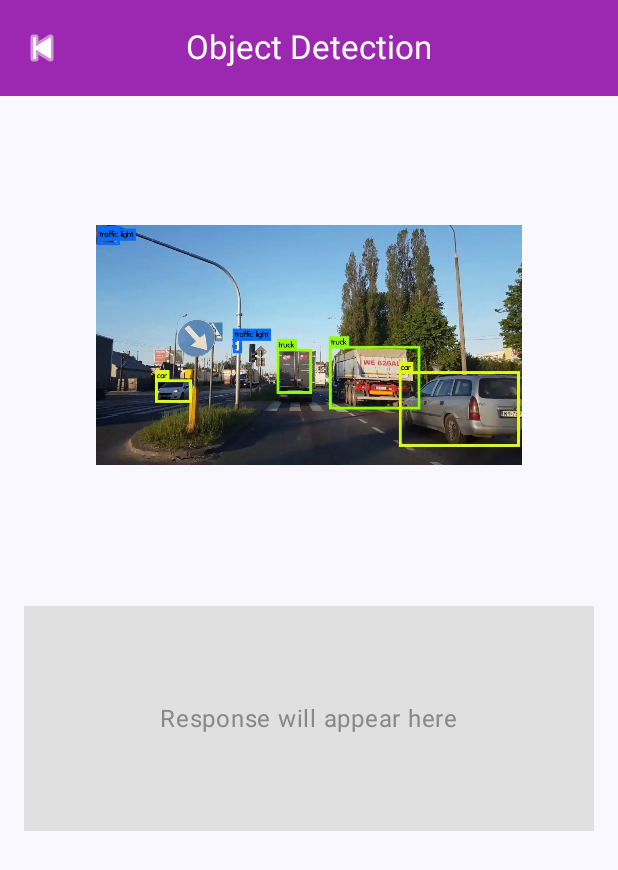
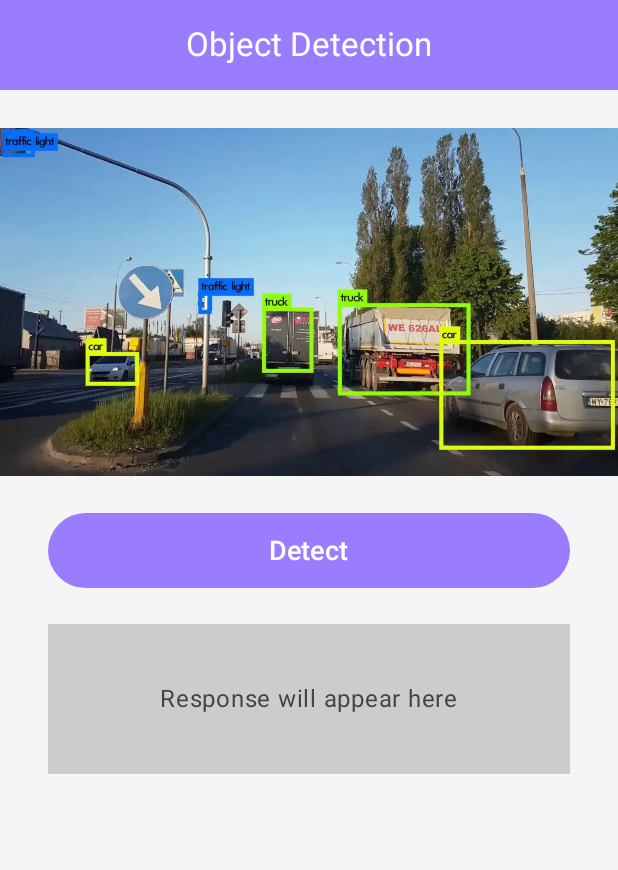
Before and after one commit to MIT-Mentors/smart-sight, an Android app built with Jetpack Compose: the ObjectDetectionScreen screen opened through its navigation route, on a phone screen of 412 x 824 dp. Shown: the top 870 px of the screen. Run offline under Robolectric (Android 15) with nearby library versions, the phone set to English and light mode, and no system bars.

Commit message:
Added DETECT button in Object detection page,purple colour changed,renamed virtual assisstant button with Location sharing,

```diff
--- a/app/build.gradle.kts
+++ b/app/build.gradle.kts
@@ -54,6 +54,8 @@ dependencies {
 
     // Jetpack Navigation for Compose
     implementation("androidx.navigation:navigation-compose:2.7.7")
+    implementation("androidx.compose.material:material-icons-core:1.6.0")
+    implementation("androidx.compose.material:material-icons-extended:1.6.0")
 
     // Testing
     testImplementation(libs.junit)
--- a/app/src/main/java/com/example/smartsight/DocumentReadingScreen.kt
+++ b/app/src/main/java/com/example/smartsight/DocumentReadingScreen.kt
@@ -16,20 +16,12 @@ import androidx.navigation.NavController
 @Composable
 fun DocumentReadingScreen(navController: NavController) {
     Column(modifier = Modifier.fillMaxSize()) {
-        // Top App Bar
+
+        // Top App Bar - without back button
         CenterAlignedTopAppBar(
             title = { Text("Document Reading", color = Color.White) },
-            navigationIcon = {
-                IconButton(onClick = { navController.popBackStack() }) {
-                    Icon(
-                        painter = painterResource(id = android.R.drawable.ic_media_previous),
-                        contentDescription = "Back",
-                        tint = Color.White
-                    )
-                }
-            },
             colors = TopAppBarDefaults.centerAlignedTopAppBarColors(
-                containerColor = Color(0xFF9C27B0)
+                containerColor = Color(0xFF9A7DFF) // Purple
             )
         )
 
@@ -41,18 +33,19 @@ fun DocumentReadingScreen(navController: NavController) {
             horizontalAlignment = Alignment.CenterHorizontally,
             verticalArrangement = Arrangement.Top
         ) {
-            // Sample Image
+            // Sample Image (fits half of the screen width)
             Image(
-                painter = painterResource(id = R.drawable.sample_doc), // Add image in drawable
+                painter = painterResource(id = R.drawable.sample_doc), // Add your image in drawable
                 contentDescription = "Sample Document",
                 modifier = Modifier
-                    .size(250.dp)
+                    .fillMaxWidth()      // Fill the available width
+                    .weight(1f)           // Take up half the vertical space dynamically
                     .padding(8.dp)
             )
 
-            Spacer(modifier = Modifier.height(24.dp))
+            Spacer(modifier = Modifier.height(16.dp))
 
-            // Response Box (empty for now)
+            // Response Box
             Box(
                 modifier = Modifier
                     .fillMaxWidth()
--- a/app/src/main/java/com/example/smartsight/FeaturesScreen.kt
+++ b/app/src/main/java/com/example/smartsight/FeaturesScreen.kt
@@ -2,6 +2,13 @@ package com.example.smartsight
 
 import androidx.compose.foundation.background
 import androidx.compose.foundation.layout.*
+import androidx.compose.foundation.shape.CircleShape
+import androidx.compose.material.icons.Icons
+import androidx.compose.material.icons.filled.Description
+import androidx.compose.material.icons.filled.LocationOn
+import androidx.compose.material.icons.filled.Search
+import androidx.compose.material.icons.filled.Share
+import androidx.compose.material.icons.filled.Warning
 import androidx.compose.material3.*
 import androidx.compose.runtime.Composable
 import androidx.compose.ui.Alignment
@@ -15,14 +22,14 @@ fun FeaturesScreen(navController: NavController) {
     Column(
         modifier = Modifier
             .fillMaxSize()
-            .background(Color(0xFFF5F5F5)), // Light gray background
+            .background(Color(0xFFEFEFEF)), // Light gray background
         horizontalAlignment = Alignment.CenterHorizontally
     ) {
         // Header
         Box(
             modifier = Modifier
                 .fillMaxWidth()
-                .background(Color(0xFF9C27B0)) // Purple header
+                .background(Color(0xFF9A7DFF)) // Purple header
                 .padding(16.dp),
             contentAlignment = Alignment.Center
         ) {
@@ -35,70 +42,79 @@ fun FeaturesScreen(navController: NavController) {
 
         Spacer(modifier = Modifier.height(24.dp))
 
-        // First Row
+        // SOS Button - Center top
+        FeatureButton(
+            text = "SOS",
+            icon = Icons.Default.Warning, // Emergency warning icon
+            onClick = { /* SOS logic here */ }
+        )
+
+        Spacer(modifier = Modifier.height(32.dp))
+
+        // Second Row - Navigation and Object Detection
         Row(
             modifier = Modifier.fillMaxWidth(),
             horizontalArrangement = Arrangement.SpaceEvenly
         ) {
-            FeatureButton("SOS")
-            FeatureButton("Navigation")
+            FeatureButton(
+                text = "Navigation",
+                icon = Icons.Default.LocationOn,
+                onClick = { /* Navigation logic here */ }
+            )
+            FeatureButton(
+                text = "Object Detection",
+                icon = Icons.Default.Search,
+                onClick = { navController.navigate("objectDetection") }
+            )
         }
 
         Spacer(modifier = Modifier.height(32.dp))
 
-        // Second Row
+        // Third Row - Document Reading and Location Sharing
         Row(
             modifier = Modifier.fillMaxWidth(),
             horizontalArrangement = Arrangement.SpaceEvenly
         ) {
-            // Object Detection
-            Button(
-                onClick = { navController.navigate("objectDetection") },
-                modifier = Modifier.size(120.dp),
-                colors = ButtonDefaults.buttonColors(
-                    containerColor = Color(0xFF9C27B0), // Purple background
-                    contentColor = Color.White          // White text
-                )
-            ) {
-                Text("Object Detection")
-            }
-
-            // Document Reading
-            Button(
-                onClick = { navController.navigate("documentReading") },
-                modifier = Modifier.size(120.dp),
-                colors = ButtonDefaults.buttonColors(
-                    containerColor = Color(0xFF9C27B0), // Purple background
-                    contentColor = Color.White          // White text
-                )
-            ) {
-                Text("Document Reading")
-            }
-        }
-
-        Spacer(modifier = Modifier.height(32.dp))
-
-        // Third Row
-        Row(
-            modifier = Modifier.fillMaxWidth(),
-            horizontalArrangement = Arrangement.SpaceEvenly
-        ) {
-            FeatureButton("Location Sharing")
-            FeatureButton("Coming Soon")
+            FeatureButton(
+                text = "Document Reading",
+                icon = Icons.Default.Description, // Document icon
+                onClick = { navController.navigate("documentReading") }
+            )
+            FeatureButton(
+                text = "Location Sharing",
+                icon = Icons.Default.Share,
+                onClick = { /* Location Sharing logic here */ }
+            )
         }
     }
 }
 
 @Composable
-fun FeatureButton(text: String) {
+fun FeatureButton(
+    text: String,
+    icon: androidx.compose.ui.graphics.vector.ImageVector,
+    onClick: () -> Unit
+) {
     Button(
-        onClick = { /* No action for now */ },
+        onClick = onClick,
         modifier = Modifier.size(120.dp),
+        shape = CircleShape,
         colors = ButtonDefaults.buttonColors(
-            containerColor = Color(0xFF9C27B0), // Purple background
+            containerColor = Color(0xFF9A7DFF), // Purple background
             contentColor = Color.White          // White text
         )
     ) {
-        Text(text = text, color = Color.White)
+        Column(
+            horizontalAlignment = Alignment.CenterHorizontally
+        ) {
+            Icon(
+                imageVector = icon,
+                contentDescription = text,
+                modifier = Modifier.size(32.dp),
+                tint = Color.White
+            )
+            Spacer(modifier = Modifier.height(8.dp))
+            Text(text = text, color = Color.White)
+        }
     }
 }
--- a/app/src/main/java/com/example/smartsight/ObjectDetectionScreen.kt
+++ b/app/src/main/java/com/example/smartsight/ObjectDetectionScreen.kt
@@ -1,67 +1,92 @@
 package com.example.smartsight
 
-import androidx.compose.foundation.Image
 import androidx.compose.foundation.background
 import androidx.compose.foundation.layout.*
+import androidx.compose.foundation.Image
 import androidx.compose.material3.*
-import androidx.compose.runtime.Composable
+import androidx.compose.runtime.*
 import androidx.compose.ui.Alignment
 import androidx.compose.ui.Modifier
 import androidx.compose.ui.graphics.Color
 import androidx.compose.ui.res.painterResource
 import androidx.compose.ui.unit.dp
+import androidx.compose.ui.unit.sp
 import androidx.navigation.NavController
 
-@OptIn(ExperimentalMaterial3Api::class)
 @Composable
 fun ObjectDetectionScreen(navController: NavController) {
-    Column(modifier = Modifier.fillMaxSize()) {
-        // Top App Bar
-        CenterAlignedTopAppBar(
-            title = { Text("Object Detection", color = Color.White) },
-            navigationIcon = {
-                IconButton(onClick = { navController.popBackStack() }) {
-                    Icon(
-                        painter = painterResource(id = android.R.drawable.ic_media_previous),
-                        contentDescription = "Back",
-                        tint = Color.White
-                    )
-                }
-            },
-            colors = TopAppBarDefaults.centerAlignedTopAppBarColors(
-                containerColor = Color(0xFF9C27B0)
-            )
-        )
+    // State to hold the detected objects
+    var responseText by remember { mutableStateOf("Response will appear here") }
 
-        // Body Content
     Column(
         modifier = Modifier
             .fillMaxSize()
+            .background(Color(0xFFF5F5F5)),
+        horizontalAlignment = Alignment.CenterHorizontally
+    ) {
+        // Header
+        Box(
+            modifier = Modifier
+                .fillMaxWidth()
+                .background(Color(0xFF9A7DFF))
                 .padding(16.dp),
-            horizontalAlignment = Alignment.CenterHorizontally,
-            verticalArrangement = Arrangement.Top
+            contentAlignment = Alignment.Center
         ) {
-            // Sample Image
+            Text(
+                text = "Object Detection",
+                style = MaterialTheme.typography.titleLarge,
+                color = Color.White
+            )
+        }
+
+        Spacer(modifier = Modifier.height(16.dp))
+
+        // Sample Image (fills half of the screen with no gaps)
         Image(
-                painter = painterResource(id = R.drawable.sample_object), // Add image in drawable
-                contentDescription = "Sample Object",
+            painter = painterResource(id = R.drawable.sample_object), // Replace with your actual image name
+            contentDescription = "Object Detection Image",
             modifier = Modifier
-                    .size(300.dp)
-                    .padding(8.dp)
+                .fillMaxWidth()
+                .height(250.dp)
+                .padding(horizontal = 0.dp) // Removes extra gaps
         )
+
+        Spacer(modifier = Modifier.height(16.dp))
+
+        // Detect Button
+        Button(
+            onClick = {
+                // Example detected objects response
+                responseText = "Detected Objects: Car, Traffic Sign, Tree, Road"
+            },
+            colors = ButtonDefaults.buttonColors(
+                containerColor = Color(0xFF9A7DFF), // Purple button
+                contentColor = Color.White
+            ),
+            modifier = Modifier
+                .fillMaxWidth()
+                .padding(horizontal = 32.dp)
+                .height(50.dp)
+        ) {
+            Text("Detect", fontSize = 18.sp)
+        }
 
         Spacer(modifier = Modifier.height(24.dp))
 
-            // Response Box (empty for now)
+        // Response Box
         Box(
             modifier = Modifier
                 .fillMaxWidth()
-                    .height(150.dp)
-                    .background(Color(0xFFE0E0E0)),
+                .padding(horizontal = 32.dp)
+                .height(100.dp)
+                .background(Color.LightGray),
             contentAlignment = Alignment.Center
         ) {
-                Text(text = "Response will appear here", color = Color.Gray)
+            Text(
+                text = responseText,
+                color = Color.DarkGray,
+                fontSize = 16.sp
+            )
         }
     }
 }
-}
```
Lines whose indentation alone changed are shown as unchanged.
